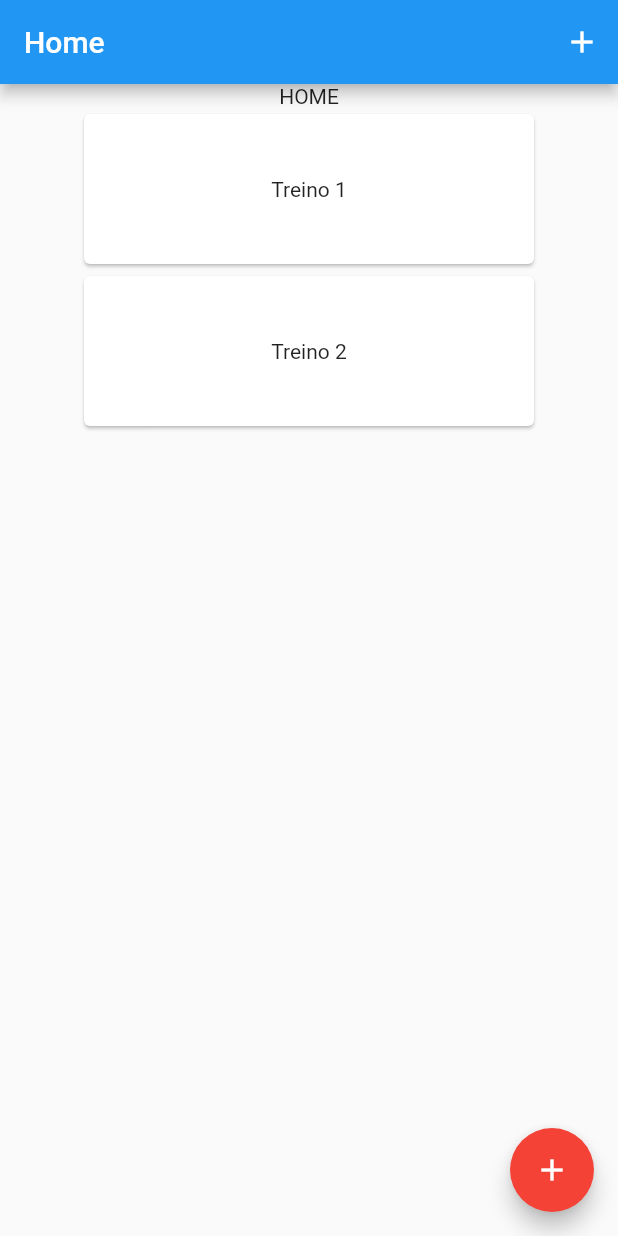
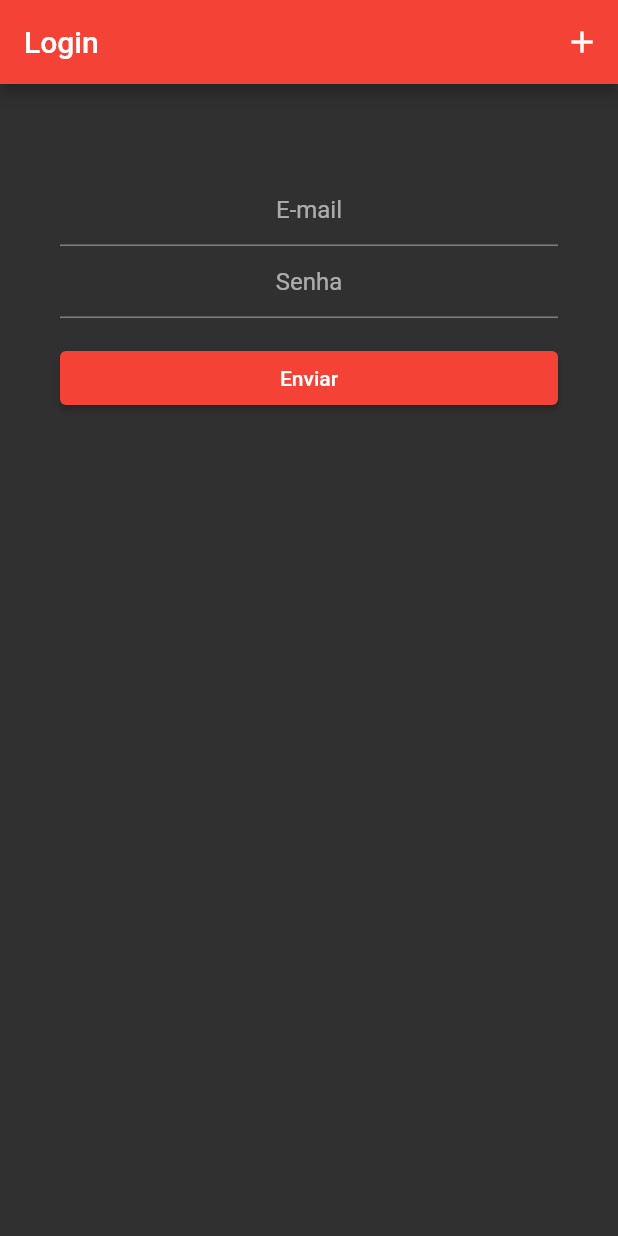
Before and after one commit to phtsouza/GymCheck, a Flutter app: the screen it shows after launch, on a phone screen of 412 x 824 dp. Run offline on Flutter 3.47's test engine with Material 2 defaults, Android fonts, the phone set to English and light mode, and no system bars; our stand-ins replace shared_preferences; missing offline and left inert: shared_preferences_web.

Commit message:
Atualização App
Atualização de várias funcionalidades do app

```diff
--- a/lib/main.dart
+++ b/lib/main.dart
@@ -1,5 +1,5 @@
 import 'package:flutter/material.dart';
-import 'package:gym_check/screens/home.dart';
+import 'package:gym_check/screens/login.dart';
 
 void main() {
   runApp(const MyApp());
@@ -13,9 +13,11 @@ class MyApp extends StatelessWidget {
     return MaterialApp(
       title: 'Gym Check',
       theme: ThemeData(
-        primarySwatch: Colors.blue,
+        brightness: Brightness.dark,
+        primarySwatch: Colors.red,
+        primaryColor: Colors.blueGrey
       ),
-      home: Home(),
+      home: Login(),
     );
   }
 }
--- /dev/null
+++ b/lib/screens/login.dart
@@ -0,0 +1,106 @@
+import 'package:flutter/material.dart';
+import 'package:gym_check/components/workout-list-item.dart';
+import 'package:gym_check/screens/add-workout.dart';
+import 'package:gym_check/screens/home.dart';
+import 'package:gym_check/screens/qr-code-reader.dart';
+import 'package:shared_preferences/shared_preferences.dart';
+
+
+class MyStatefulWidget extends StatefulWidget {
+  const MyStatefulWidget({super.key});
+
+  @override
+  State<MyStatefulWidget> createState() => _MyStatefulWidgetState();
+}
+
+class _MyStatefulWidgetState extends State<MyStatefulWidget> {
+  TextEditingController _textEditingControllerEmail = TextEditingController();
+  TextEditingController _textEditingControllerPassword = TextEditingController();
+  final Future<SharedPreferences> _prefs = SharedPreferences.getInstance();
+
+  final GlobalKey<FormState> _formKey = GlobalKey<FormState>();
+
+  @override
+  Widget build(BuildContext context) {
+    return Form(
+      key: _formKey,
+      child: ListView(
+        padding: EdgeInsets.only(
+          top: 60,
+          left: 40,
+          right: 40,
+        ),
+        children: <Widget>[
+          TextFormField(
+            decoration: const InputDecoration(
+              hintText: 'E-mail',
+            ),
+            textAlign: TextAlign.center,
+            validator: (String? value) {
+              if (value == null || value.isEmpty) {
+                return 'Please enter some text';
+              }
+              return null;
+            },
+            controller: _textEditingControllerEmail,
+          ),
+          TextFormField(
+            decoration: const InputDecoration(
+              hintText: 'Senha',
+            ),
+            obscureText: true,
+            textAlign: TextAlign.center,
+            validator: (String? value) {
+              if (value == null || value.isEmpty) {
+                return 'Please enter some text';
+              }
+              return null;
+            },
+            controller: _textEditingControllerPassword,
+          ),
+          Padding(
+            padding: const EdgeInsets.symmetric(vertical: 16.0),
+            child: ElevatedButton(
+              onPressed: () async {
+                // Validate will return true if the form is valid, or false if
+                // the form is invalid.
+                if (_formKey.currentState!.validate()) {
+                  // print(_textEditingControllerEmail.text);
+                  final SharedPreferences prefs = await _prefs;
+                  prefs.setString('email', _textEditingControllerEmail.text);
+                  Navigator.push(context,
+                    MaterialPageRoute(builder: (context) => const Home())
+                  );
+                }
+              },
+              child: const Text('Enviar'),
+            ),
+          ),
+        ],
+      ),
+    );
+  }
+}
+
+
+class Login extends StatelessWidget {
+
+  @override
+  Widget build(BuildContext context) {
+    return Scaffold(
+      appBar: AppBar(title: const Text('Login'), actions: <Widget>[
+        IconButton(
+          icon: const Icon(Icons.add),
+          tooltip: 'Adicionar Ficha',
+          onPressed: () {
+            Navigator.push(context,
+                MaterialPageRoute(builder: (context) => const AddWorkout()));
+          },
+        ),
+      ],
+        backgroundColor: Colors.red,
+      ),
+      body: const MyStatefulWidget(),
+    );
+  }
+}
--- a/pubspec.yaml
+++ b/pubspec.yaml
@@ -20,7 +20,7 @@ publish_to: 'none' # Remove this line if you wish to publish to pub.dev
 version: 1.0.0+1
 
 environment:
-  sdk: '>=2.18.1 <3.0.0'
+  sdk: '>=2.17.1 <3.0.0'
 
 # Dependencies specify other packages that your package needs in order to work.
 # To automatically upgrade your package dependencies to the latest versions
@@ -29,9 +29,10 @@ environment:
 # the latest version available on pub.dev. To see which dependencies have newer
 # versions available, run `flutter pub outdated`.
 dependencies:
+  qr_code_scanner: ^1.0.1
+  shared_preferences: ^2.0.15
   flutter:
     sdk: flutter
-
 
   # The following adds the Cupertino Icons font to your application.
   # Use with the CupertinoIcons class for iOS style icons.
```
Also changed, not shown: lib/generated_plugin_registrant.dart (added, +17 -0 lines), lib/screens/home.dart (+24 -3 lines), pubspec.lock, 3 other files.
